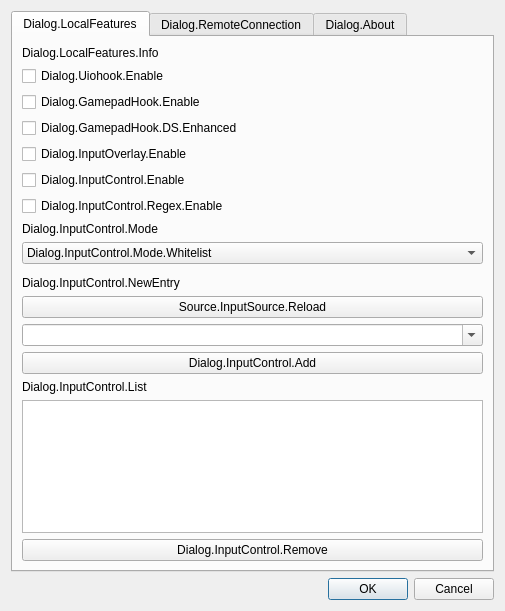
Before: the Qt Designer form src/gui/io_settings_dialog.ui in univrsal/input-overlay, drawn with Qt 5.
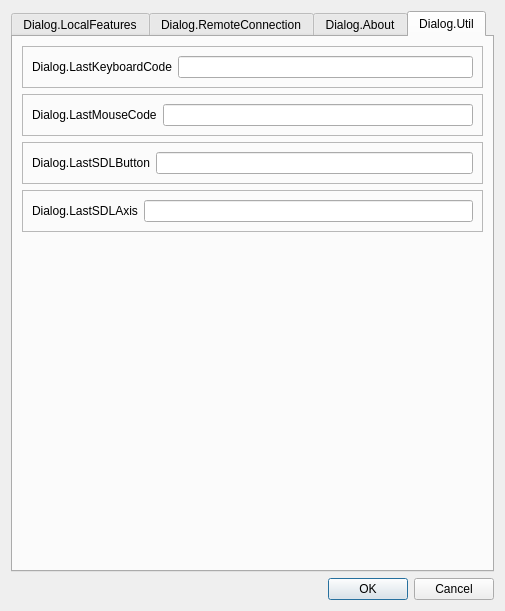
After: the same form once the commit is applied.

Commit message:
Gui: Add event util tab
If it doesn't show up correctly here I don't know what to tell you.

Patch:
```diff
--- a/src/gui/io_settings_dialog.ui
+++ b/src/gui/io_settings_dialog.ui
@@ -35,7 +35,7 @@
       <enum>QTabWidget::Rounded</enum>
      </property>
      <property name="currentIndex">
-      <number>0</number>
+      <number>3</number>
      </property>
      <property name="elideMode">
       <enum>Qt::ElideRight</enum>
@@ -380,6 +380,130 @@
        </item>
       </layout>
      </widget>
+     <widget class="QWidget" name="tab_util">
+      <attribute name="title">
+       <string>Dialog.Util</string>
+      </attribute>
+      <layout class="QVBoxLayout" name="verticalLayout_5">
+       <item>
+        <widget class="QFrame" name="frame_3">
+         <property name="frameShape">
+          <enum>QFrame::Shape::StyledPanel</enum>
+         </property>
+         <property name="frameShadow">
+          <enum>QFrame::Shadow::Raised</enum>
+         </property>
+         <layout class="QHBoxLayout" name="horizontalLayout_5">
+          <item>
+           <widget class="QLabel" name="label">
+            <property name="text">
+             <string>Dialog.LastKeyboardCode</string>
+            </property>
+           </widget>
+          </item>
+          <item>
+           <widget class="QLineEdit" name="txt_lastkbcode">
+            <property name="readOnly">
+             <bool>true</bool>
+            </property>
+           </widget>
+          </item>
+         </layout>
+        </widget>
+       </item>
+       <item>
+        <widget class="QFrame" name="frame_2">
+         <property name="frameShape">
+          <enum>QFrame::Shape::StyledPanel</enum>
+         </property>
+         <property name="frameShadow">
+          <enum>QFrame::Shadow::Raised</enum>
+         </property>
+         <layout class="QHBoxLayout" name="horizontalLayout_4">
+          <item>
+           <widget class="QLabel" name="label_2">
+            <property name="text">
+             <string>Dialog.LastMouseCode</string>
+            </property>
+           </widget>
+          </item>
+          <item>
+           <widget class="QLineEdit" name="txt_lastmousecode">
+            <property name="readOnly">
+             <bool>true</bool>
+            </property>
+           </widget>
+          </item>
+         </layout>
+        </widget>
+       </item>
+       <item>
+        <widget class="QFrame" name="frame">
+         <property name="frameShape">
+          <enum>QFrame::Shape::StyledPanel</enum>
+         </property>
+         <property name="frameShadow">
+          <enum>QFrame::Shadow::Raised</enum>
+         </property>
+         <layout class="QHBoxLayout" name="horizontalLayout_3">
+          <item>
+           <widget class="QLabel" name="label_3">
+            <property name="text">
+             <string>Dialog.LastSDLButton</string>
+            </property>
+           </widget>
+          </item>
+          <item>
+           <widget class="QLineEdit" name="txt_lastsdlbutton">
+            <property name="readOnly">
+             <bool>true</bool>
+            </property>
+           </widget>
+          </item>
+         </layout>
+        </widget>
+       </item>
+       <item>
+        <widget class="QFrame" name="frame_4">
+         <property name="frameShape">
+          <enum>QFrame::Shape::StyledPanel</enum>
+         </property>
+         <property name="frameShadow">
+          <enum>QFrame::Shadow::Raised</enum>
+         </property>
+         <layout class="QHBoxLayout" name="horizontalLayout_6">
+          <item>
+           <widget class="QLabel" name="label_4">
+            <property name="text">
+             <string>Dialog.LastSDLAxis</string>
+            </property>
+           </widget>
+          </item>
+          <item>
+           <widget class="QLineEdit" name="txt_lastsdlaxis">
+            <property name="readOnly">
+             <bool>true</bool>
+            </property>
+           </widget>
+          </item>
+         </layout>
+        </widget>
+       </item>
+       <item>
+        <spacer name="verticalSpacer_2">
+         <property name="orientation">
+          <enum>Qt::Orientation::Vertical</enum>
+         </property>
+         <property name="sizeHint" stdset="0">
+          <size>
+           <width>318</width>
+           <height>101</height>
+          </size>
+         </property>
+        </spacer>
+       </item>
+      </layout>
+     </widget>
     </widget>
    </item>
    <item>
```
Left out of the diff: 20 changed lines with no effect on the pictures. The commit also changes 7 other files.
